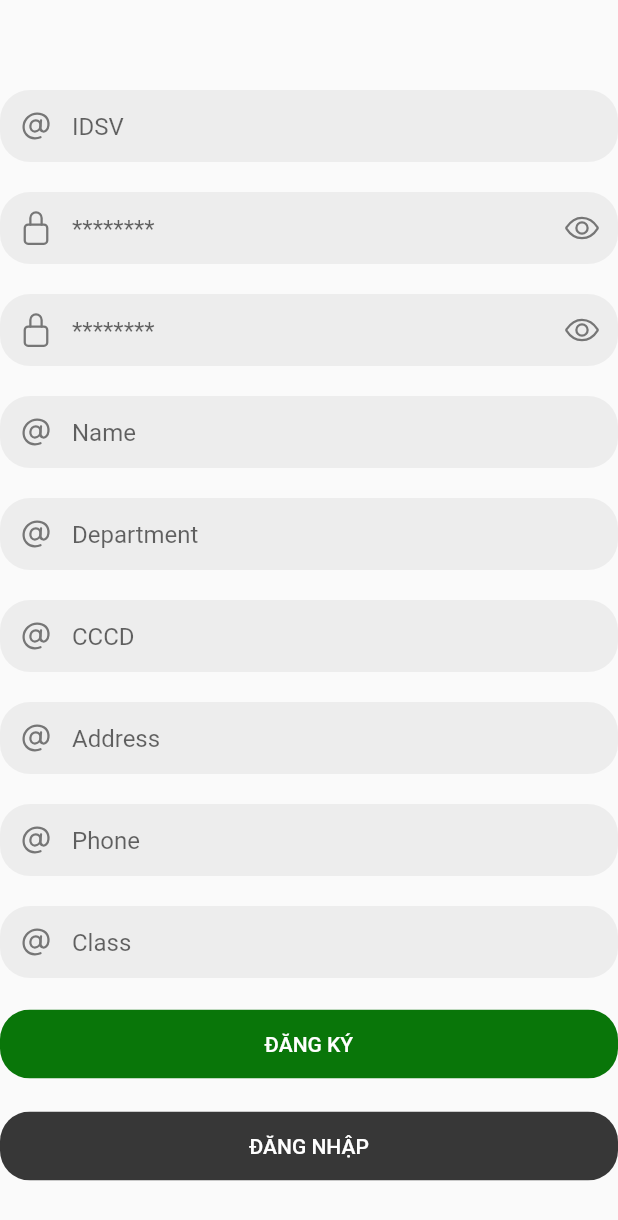
After one commit to lilwxs/UDA-Center-Application, a Flutter app: the screen it shows after launch, after a tap on "ĐĂNG KÝ", on a phone screen of 412 x 824 dp. The commit adds this screen. Shown: the top 1220 px of the screen. Run offline on Flutter 3.47's test engine with Material 2 defaults, Android fonts, the phone set to English and light mode, and no system bars; our stand-ins replace cached_network_image, carousel_slider, dio, firebase_core, firebase_messaging, flutter_native_splash and 5 more; accounts and stored records are empty.

Commit message:
ADD Register feature

```diff
--- a/lib/components/welcome/login_form.dart
+++ b/lib/components/welcome/login_form.dart
@@ -5,6 +5,7 @@ import 'package:hive/hive.dart';
 import 'package:hive_flutter/hive_flutter.dart';
 
 import 'package:uda_std_application/components/welcome/forgot_password.dart';
+import 'package:uda_std_application/components/welcome/register_form.dart';
 import 'package:uda_std_application/controllers/welcome_controller.dart';
 import 'package:uda_std_application/theme/color.dart';
 
@@ -167,6 +168,35 @@ class _LoginFormState extends State<LoginForm> {
               ),
             ),
           ),
+          Padding(
+            padding: const EdgeInsets.only(top: 20),
+            child: Obx(
+              () => AnimatedOpacity(
+                opacity: c.loading.isTrue ? 0.5 : 1,
+                duration: const Duration(milliseconds: 300),
+                child: TextButton(
+                  onPressed: () =>
+                      {Get.to(() => RegisterForm()), print('Đăng ký')},
+                  style: TextButton.styleFrom(padding: EdgeInsets.zero),
+                  child: ClipRRect(
+                    borderRadius: BorderRadius.circular(20),
+                    child: Container(
+                      padding: const EdgeInsets.symmetric(vertical: 15),
+                      width: double.infinity,
+                      color: kTextColor,
+                      child: Center(
+                        child: Text(
+                          'Đăng ký'.toUpperCase(),
+                          style: const TextStyle(
+                              color: Colors.white, fontSize: 14),
+                        ),
+                      ),
+                    ),
+                  ),
+                ),
+              ),
+            ),
+          ),
         ],
       ),
     );
--- /dev/null
+++ b/lib/components/welcome/register_form.dart
@@ -0,0 +1,322 @@
+import 'package:flutter/material.dart';
+import 'package:get/get.dart';
+import 'package:ionicons/ionicons.dart';
+import 'package:uda_std_application/components/welcome/login_form.dart';
+import 'package:uda_std_application/controllers/welcome_controller.dart';
+import 'package:uda_std_application/theme/color.dart';
+import 'package:uda_std_application/theme/input.dart';
+
+class RegisterForm extends StatelessWidget {
+  RegisterForm({Key? key}) : super(key: key);
+
+  final WelcomeController c = Get.find<WelcomeController>();
+  final TextEditingController idsv = TextEditingController();
+  final TextEditingController password = TextEditingController();
+  final TextEditingController cfPassword = TextEditingController();
+  final TextEditingController name = TextEditingController();
+  final TextEditingController department = TextEditingController();
+  final TextEditingController cccd = TextEditingController();
+  final TextEditingController address = TextEditingController();
+  final TextEditingController phone = TextEditingController();
+  final TextEditingController className = TextEditingController();
+
+  @override
+  Widget build(BuildContext context) {
+    return MaterialApp(
+      debugShowCheckedModeBanner: false,
+      home: Scaffold(
+        body: Padding(
+          padding: const EdgeInsets.only(top: 60),
+          child: SingleChildScrollView(
+            child: Column(
+              children: [
+                ClipRRect(
+                  borderRadius: BorderRadius.circular(20),
+                  child: TextField(
+                    controller: idsv,
+                    cursorColor: kPrimaryColor,
+                    onChanged: (value) => {c.idsv.value = value},
+                    style: TextStyle(
+                      // fontWeight: FontWeight.w500
+                        color: Colors.black.withOpacity(0.8)),
+                    decoration: kPrimaryInput.copyWith(
+                      hintText: 'IDSV',
+                      prefixIcon: Icon(
+                        Ionicons.at_outline,
+                        color: Colors.black.withOpacity(0.5),
+                      ),
+                    ),
+                  ),
+                ),
+                const SizedBox(
+                  height: 20,
+                ),
+                ClipRRect(
+                  borderRadius: BorderRadius.circular(20),
+                  child: Obx(
+                        () => TextField(
+                      controller: password,
+                      onChanged: (value) => {c.password.value = value},
+                      obscureText: !c.showPass.isTrue,
+                      enableSuggestions: false,
+                      autocorrect: false,
+                      cursorColor: Colors.grey,
+                      style: TextStyle(
+                        // fontWeight: FontWeight.w500
+                          color: Colors.black.withOpacity(0.8)),
+                      decoration: kPrimaryInput.copyWith(
+                        hintText: c.showPass.isTrue ? 'password' : '********',
+                        prefixIcon: Icon(Ionicons.lock_closed_outline,
+                            color: Colors.black.withOpacity(0.5)),
+                        suffixIcon: GestureDetector(
+                          onTap: () => c.showPass.value = !c.showPass.value,
+                          child: Icon(
+                            c.showPass.isTrue
+                                ? Ionicons.eye_off_outline
+                                : Ionicons.eye_outline,
+                            color: Colors.black.withOpacity(0.5),
+                          ),
+                        ),
+                      ),
+                    ),
+                  ),
+                ),
+                const SizedBox(
+                  height: 20,
+                ),
+                ClipRRect(
+                  borderRadius: BorderRadius.circular(20),
+                  child: Obx(
+                        () => TextField(
+                      controller: cfPassword,
+                      obscureText: !c.showPass.isTrue,
+                      enableSuggestions: false,
+                      autocorrect: false,
+                      cursorColor: Colors.grey,
+                      style: TextStyle(
+                        // fontWeight: FontWeight.w500
+                          color: Colors.black.withOpacity(0.8)),
+                      decoration: kPrimaryInput.copyWith(
+                        hintText: c.showPass.isTrue ? 'password' : '********',
+                        prefixIcon: Icon(Ionicons.lock_closed_outline,
+                            color: Colors.black.withOpacity(0.5)),
+                        suffixIcon: GestureDetector(
+                          onTap: () => c.showPass.value = !c.showPass.value,
+                          child: Icon(
+                            c.showPass.isTrue
+                                ? Ionicons.eye_off_outline
+                                : Ionicons.eye_outline,
+                            color: Colors.black.withOpacity(0.5),
+                          ),
+                        ),
+                      ),
+                    ),
+                  ),
+                ),
+                const SizedBox(
+                  height: 20,
+                ),
+                ClipRRect(
+                  borderRadius: BorderRadius.circular(20),
+                  child: TextField(
+                    controller: name,
+                    cursorColor: kPrimaryColor,
+                    onChanged: (value) => {c.name.value = value},
+                    style: TextStyle(
+                      // fontWeight: FontWeight.w500
+                        color: Colors.black.withOpacity(0.8)),
+                    decoration: kPrimaryInput.copyWith(
+                      hintText: 'Name',
+                      prefixIcon: Icon(
+                        Ionicons.at_outline,
+                        color: Colors.black.withOpacity(0.5),
+                      ),
+                    ),
+                  ),
+                ),
+                const SizedBox(
+                  height: 20,
+                ),
+                ClipRRect(
+                  borderRadius: BorderRadius.circular(20),
+                  child: TextField(
+                    controller: department,
+                    onChanged: (value) => {c.department.value = value},
+                    cursorColor: kPrimaryColor,
+                    style: TextStyle(
+                      // fontWeight: FontWeight.w500
+                        color: Colors.black.withOpacity(0.8)),
+                    decoration: kPrimaryInput.copyWith(
+                      hintText: 'Department',
+                      prefixIcon: Icon(
+                        Ionicons.at_outline,
+                        color: Colors.black.withOpacity(0.5),
+                      ),
+                    ),
+                  ),
+                ),
+                const SizedBox(
+                  height: 20,
+                ),
+                ClipRRect(
+                  borderRadius: BorderRadius.circular(20),
+                  child: TextField(
+                    controller: cccd,
+                    onChanged: (value) => {c.cccd.value = value},
+                    cursorColor: kPrimaryColor,
+                    style: TextStyle(
+                      // fontWeight: FontWeight.w500
+                        color: Colors.black.withOpacity(0.8)),
+                    decoration: kPrimaryInput.copyWith(
+                      hintText: 'CCCD',
+                      prefixIcon: Icon(
+                        Ionicons.at_outline,
+                        color: Colors.black.withOpacity(0.5),
+                      ),
+                    ),
+                  ),
+                ),
+                const SizedBox(
+                  height: 20,
+                ),
+                ClipRRect(
+                  borderRadius: BorderRadius.circular(20),
+                  child: TextField(
+                    controller: address,
+                    onChanged: (value) => {c.address.value = value},
+                    cursorColor: kPrimaryColor,
+                    style: TextStyle(
+                      // fontWeight: FontWeight.w500
+                        color: Colors.black.withOpacity(0.8)),
+                    decoration: kPrimaryInput.copyWith(
+                      hintText: 'Address',
+                      prefixIcon: Icon(
+                        Ionicons.at_outline,
+                        color: Colors.black.withOpacity(0.5),
+                      ),
+                    ),
+                  ),
+                ),
+                const SizedBox(
+                  height: 20,
+                ),
+                ClipRRect(
+                  borderRadius: BorderRadius.circular(20),
+                  child: TextField(
+                    controller: phone,
+                    onChanged: (value) => {c.phone.value = value},
+                    cursorColor: kPrimaryColor,
+                    style: TextStyle(
+                      // fontWeight: FontWeight.w500
+                        color: Colors.black.withOpacity(0.8)),
+                    decoration: kPrimaryInput.copyWith(
+                      hintText: 'Phone',
+                      prefixIcon: Icon(
+                        Ionicons.at_outline,
+                        color: Colors.black.withOpacity(0.5),
+                      ),
+                    ),
+                  ),
+                ),
+                const SizedBox(
+                  height: 20,
+                ),
+                ClipRRect(
+                  borderRadius: BorderRadius.circular(20),
+                  child: TextField(
+                    controller: className,
+                    onChanged: (value) => {c.className.value = value},
+                    cursorColor: kPrimaryColor,
+                    style: TextStyle(
+                      // fontWeight: FontWeight.w500
+                        color: Colors.black.withOpacity(0.8)),
+                    decoration: kPrimaryInput.copyWith(
+                      hintText: 'Class',
+                      prefixIcon: Icon(
+                        Ionicons.at_outline,
+                        color: Colors.black.withOpacity(0.5),
+                      ),
+                    ),
+                  ),
+                ),
+                Padding(
+                  padding: const EdgeInsets.only(top: 20),
+                  child: Obx(
+                        () => AnimatedOpacity(
+                      opacity: c.loading.isTrue ? 0.5 : 1,
+                      duration: const Duration(milliseconds: 300),
+                      child: TextButton(
+                        onPressed: () => {
+                          if (idsv.value.text.isEmpty ||
+                              password.value.text.isEmpty ||
+                              cfPassword.value.text.isEmpty ||
+                              name.value.text.isEmpty ||
+                              department.value.text.isEmpty ||
+                              cccd.value.text.isEmpty ||
+                              phone.value.text.isEmpty ||
+                              className.value.text.isEmpty)
+                            {
+                              print("Phải nhập hết các trường"),
+                            }
+                          else if (password.value.text != cfPassword.value.text)
+                            {print("Mật khẩu không giống nhau.")}
+                          else
+                            {c.register()}
+                        },
+                        style: TextButton.styleFrom(padding: EdgeInsets.zero),
+                        child: ClipRRect(
+                          borderRadius: BorderRadius.circular(20),
+                          child: Container(
+                            padding: const EdgeInsets.symmetric(vertical: 15),
+                            width: double.infinity,
+                            color: kPrimaryColor,
+                            child: Center(
+                              child: Text(
+                                'Đăng ký'.toUpperCase(),
+                                style: const TextStyle(
+                                    color: Colors.white, fontSize: 14),
+                              ),
+                            ),
+                          ),
+                        ),
+                      ),
+                    ),
+                  ),
+                ),
+                Padding(
+                  padding: const EdgeInsets.only(top: 20),
+                  child: Obx(
+                        () => AnimatedOpacity(
+                      opacity: c.loading.isTrue ? 0.5 : 1,
+                      duration: const Duration(milliseconds: 300),
+                      child: TextButton(
+                        onPressed: () =>
+                        {Get.to(() => LoginForm()), print('Đăng nhập')},
+                        style: TextButton.styleFrom(padding: EdgeInsets.zero),
+                        child: ClipRRect(
+                          borderRadius: BorderRadius.circular(20),
+                          child: Container(
+                            padding: const EdgeInsets.symmetric(vertical: 15),
+                            width: double.infinity,
+                            color: kTextColor,
+                            child: Center(
+                              child: Text(
+                                'Đăng Nhập'.toUpperCase(),
+                                style: const TextStyle(
+                                    color: Colors.white, fontSize: 14),
+                              ),
+                            ),
+                          ),
+                        ),
+                      ),
+                    ),
+                  ),
+                ),
+              ],
+            ),
+          ),
+        ),
+      ),
+    );
+  }
+}
--- a/lib/controllers/welcome_controller.dart
+++ b/lib/controllers/welcome_controller.dart
@@ -8,6 +8,14 @@ import '../services/user.service.dart';
 class WelcomeController extends GetxController {
   RxString mssv = RxString('');
   RxString password = RxString('');
+
+  RxString idsv = RxString('');
+  RxString name = RxString('');
+  RxString department = RxString('');
+  RxString cccd = RxString('');
+  RxString address = RxString('');
+  RxString phone = RxString('');
+  RxString className = RxString('');
 
   RxBool showPass = RxBool(false);
 
@@ -41,7 +49,6 @@ class WelcomeController extends GetxController {
     loading.value = true;
     try {
       String token = await UserService.forgotPasswordService(mssv.value);
-      print("token" + token);
       if (token != null || token != "") {
         Get.offNamed(WelcomeView.route);
       } else {
@@ -51,4 +58,21 @@ class WelcomeController extends GetxController {
     loading.value = false;
   }
 
+  // Register
+  Future<void> register() async {
+    loading.value = true;
+    try {
+      String token = await UserService.register(
+          idsv.value,
+          password.value,
+          name.value,
+          department.value,
+          cccd.value,
+          address.value,
+          phone.value,
+          className.value);
+      Get.offNamed(WelcomeView.route);
+    } catch (_) {}
+    loading.value = false;
+  }
 }
--- a/lib/services/user.service.dart
+++ b/lib/services/user.service.dart
@@ -11,6 +11,29 @@ class UserService {
         .appService
         .network
         .post('/users/login', data: {'idsv': idsv, 'password': password});
+    return response.data["data"] as String;
+  }
+
+  static Future<String> register(
+      String idsv,
+      String password,
+      String name,
+      String department,
+      String cccd,
+      String address,
+      String phone,
+      String className) async {
+    final response =
+        await UserService().appService.network.post('/users', data: {
+      'idsv': idsv,
+      'password': password,
+      'name': name,
+      'department': department,
+      'cccd': cccd,
+      'address': address,
+      'phone': phone,
+      'className':className
+    });
     return response.data["data"] as String;
   }
 
```
